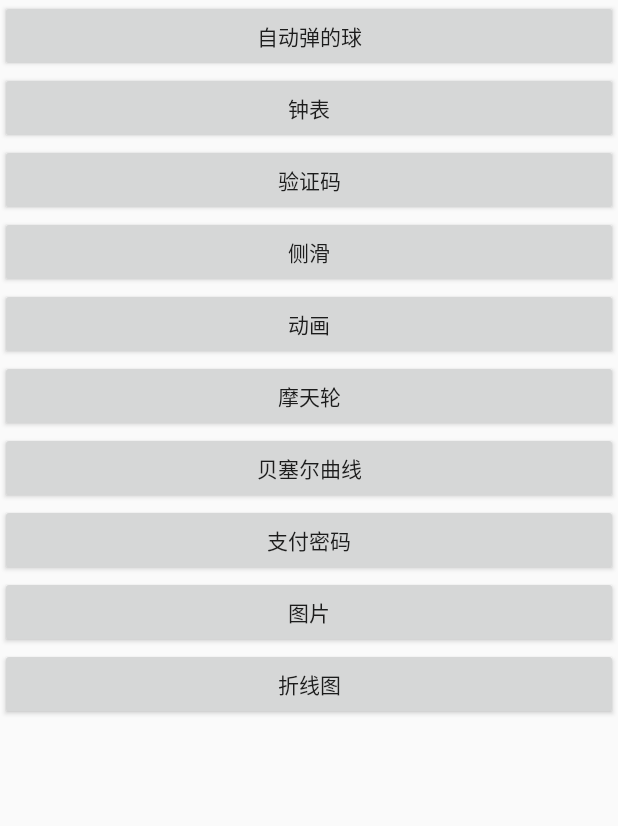
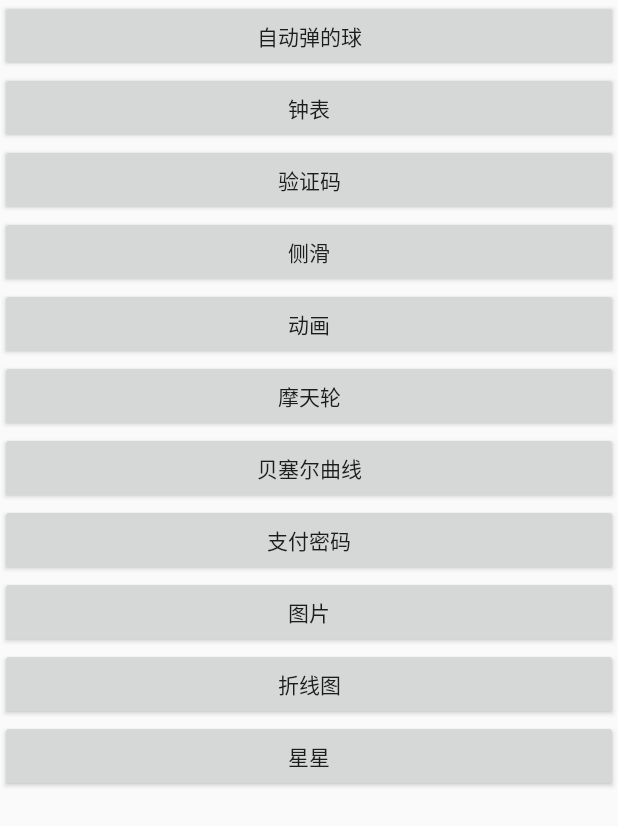
Before and after one commit to xingxingxiaoyu/MyView, an Android app: the screen it shows after launch (MainActivity), on a phone screen of 412 x 824 dp. Shown: the top 826 px of the screen. Run offline under Robolectric (Android 15) with nearby library versions, the phone set to English and light mode, and no system bars.

Commit message:
添加星星

```diff
--- a/app/src/main/java/com/xuyu/myview/MainActivity.java
+++ b/app/src/main/java/com/xuyu/myview/MainActivity.java
@@ -16,6 +16,7 @@ import com.xuyu.myview.activity.ferris_wheel.SixthActivity;
 import com.xuyu.myview.activity.identifying_code.ThirdActivity;
 import com.xuyu.myview.activity.pay_password.EighthActivity;
 import com.xuyu.myview.activity.side_slipe.FourthActivity;
+import com.xuyu.myview.activity.star.ElevenActivity;
 
 /**
  * Created by Administrator on 2017/5/19.
@@ -64,6 +65,9 @@ public class MainActivity extends AppCompatActivity implements View.OnClickListe
             case R.id.button_broken_line:
                 intent.setClass(this, TenthActivity.class);
                 break;
+            case R.id.button_star:
+                intent.setClass(this, ElevenActivity.class);
+                break;
         }
         startActivity(intent);
     }
--- a/app/src/main/res/layout/activity_main.xml
+++ b/app/src/main/res/layout/activity_main.xml
@@ -76,4 +76,11 @@
         android:layout_height="wrap_content"
         android:onClick="onClick"
         android:text="折线图"/>
+
+    <Button
+        android:id="@+id/button_star"
+        android:layout_width="match_parent"
+        android:layout_height="wrap_content"
+        android:onClick="onClick"
+        android:text="星星"/>
 </LinearLayout>
```
Also changed, not shown: app/src/main/AndroidManifest.xml (+22 -37 lines), app/src/main/java/com/xuyu/myview/activity/star/ElevenActivity.java (added, +15 -0 lines), app/src/main/java/com/xuyu/myview/activity/star/StarView.java (added, +64 -0 lines), app/src/main/res/layout/activity_eleven.xml (added, +13 -0 lines).
